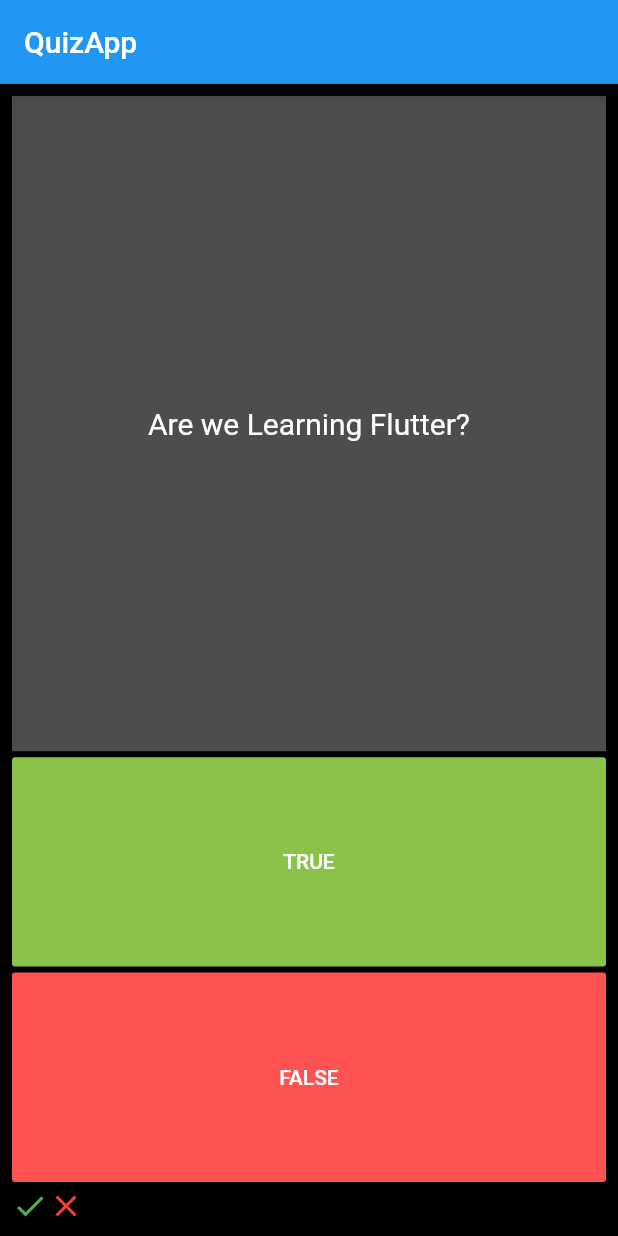
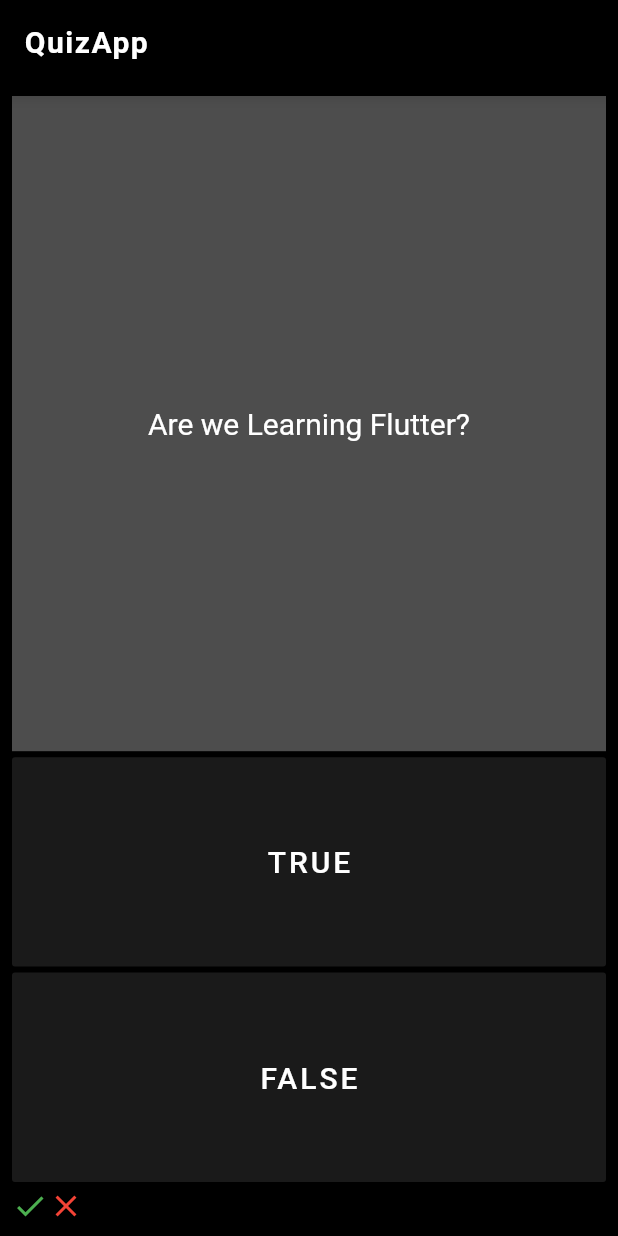
Before and after one commit to Rahulshahare/quizapp, a Flutter app: the screen it shows after launch, after a tap on "TRUE", after a tap on "FALSE", on a phone screen of 412 x 824 dp. Run offline on Flutter 3.47's test engine with Material 2 defaults, Android fonts, the phone set to English and light mode, and no system bars.

Commit message:
_tracker = scoorKeeper

```diff
--- a/lib/main.dart
+++ b/lib/main.dart
@@ -26,14 +26,21 @@ class QuizPage extends StatefulWidget {
 
 class _QuizPageState extends State<QuizPage> {
 
-  List<Icon> _trackers = [];
+  List<Icon> scoorKeeper = [];
 
   @override
   Widget build(BuildContext context) {
     return Scaffold(
       backgroundColor: Colors.black,
       appBar: AppBar(
-        title: Text('QuizApp'),
+        backgroundColor: Colors.black,
+        title: Text('QuizApp',
+          style: TextStyle(
+            //fontSize: 20.0,
+            letterSpacing:1.0,
+            fontWeight: FontWeight.bold,
+          ),
+        ),
       ),
       body: SafeArea(
         child: Center(
@@ -68,12 +75,17 @@ class _QuizPageState extends State<QuizPage> {
                     child: FlatButton(
                       padding: EdgeInsets.all(0.0),
                       textColor: Colors.white,
-                      color: Colors.lightGreen,
-                      child: Text('TRUE'),
+                      color: Colors.white10,
+                      child: Text('TRUE',
+                        style: TextStyle(
+                          fontSize: 20.0,
+                          letterSpacing:2.0,
+                        ),
+                      ),
                       onPressed: (){
                         //DO on TRUE
                         setState(() {
-                          _trackers.add(
+                          scoorKeeper.add(
                             Icon(
                               Icons.check,
                               color: Colors.green,
@@ -91,13 +103,18 @@ class _QuizPageState extends State<QuizPage> {
                     padding: const EdgeInsets.fromLTRB(0, 2, 0, 4),
                     child: FlatButton(
                       padding: EdgeInsets.all(0.0),
-                      color: Colors.redAccent,
+                      color: Colors.white10,
                       textColor: Colors.white,
-                      child: Text('FALSE'),
+                      child: Text('FALSE',
+                        style: TextStyle(
+                            fontSize: 20.0,
+                            letterSpacing:2.0,
+                        ),
+                      ),
                       onPressed: (){
                         //DO on FALSE
                         setState(() {
-                          _trackers.add(
+                          scoorKeeper.add(
                             Icon(
                               Icons.close,
                               color: Colors.red,
@@ -110,7 +127,7 @@ class _QuizPageState extends State<QuizPage> {
                   ),
                 ),
                 Row(
-                  children: _trackers,
+                  children: scoorKeeper,
                 ),
               ],
             ),
```
